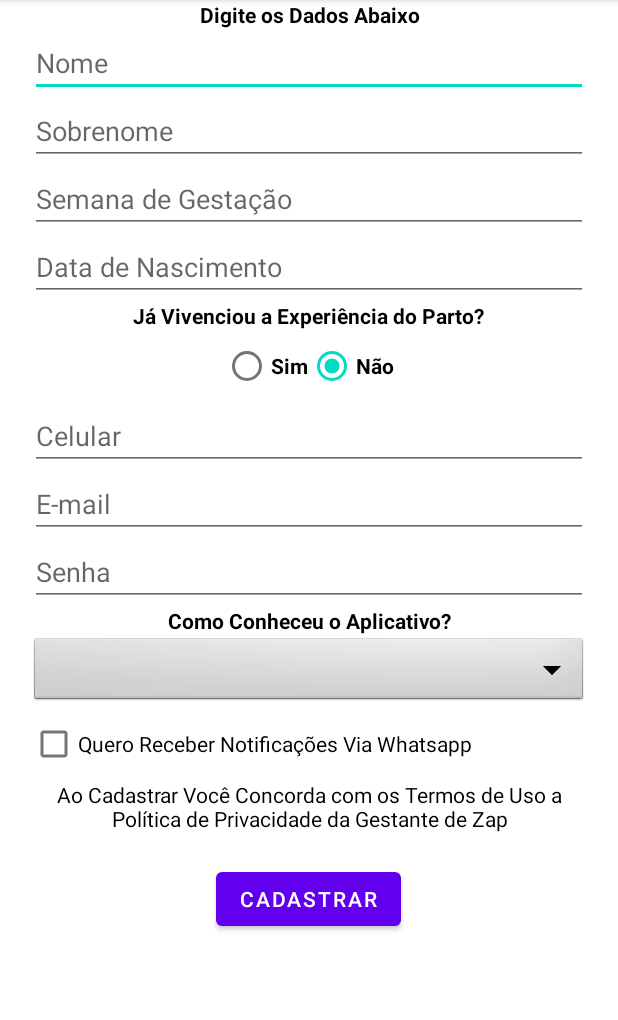
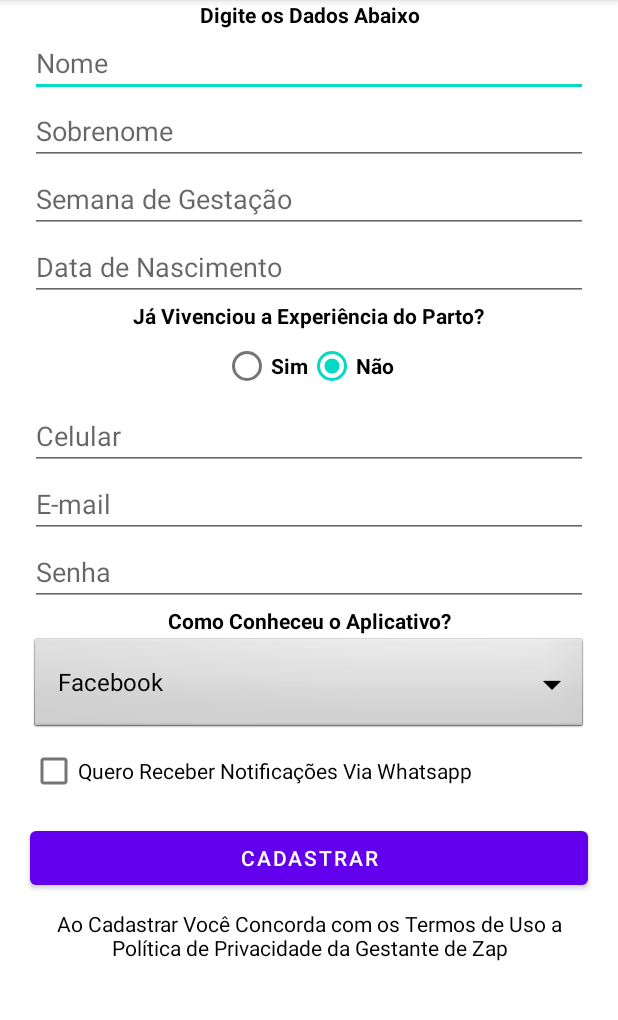
Before and after one commit to Ruan-Hasselmann/GestanteDoZap, an Android app: the Cadastro screen opened directly, with no data from a screen before it, on a phone screen of 412 x 824 dp, the part 84-1104 px from its top. Run offline under Robolectric (Android 15) with nearby library versions, the phone set to English and light mode, and no system bars.

Commit message:
Ajustes spinner tela de cadastro;

```diff
--- a/GestanteDoZap/app/src/main/java/com/example/gestantedozap/Cadastro.java
+++ b/GestanteDoZap/app/src/main/java/com/example/gestantedozap/Cadastro.java
@@ -2,7 +2,10 @@ package com.example.gestantedozap;
 
 import android.content.Intent;
 import android.view.View;
+import android.widget.ArrayAdapter;
 import android.widget.LinearLayout;
+import android.widget.Spinner;
+import android.widget.Toast;
 import androidx.appcompat.app.AppCompatActivity;
 
 import android.os.Bundle;
@@ -10,11 +13,16 @@ import android.os.Bundle;
 public class Cadastro extends AppCompatActivity {
 
     LinearLayout parto;
+    Spinner conheceu;
     @Override
     protected void onCreate(Bundle savedInstanceState) {
         super.onCreate(savedInstanceState);
         setContentView(R.layout.activity_cadastro);
         parto = findViewById(R.id.parto);
+        conheceu = (Spinner) findViewById(R.id.conheceu);
+
+        ArrayAdapter adapter = ArrayAdapter.createFromResource(this, R.array.conheceu_app, android.R.layout.simple_spinner_dropdown_item);
+        conheceu.setAdapter(adapter);
     }
 
     public void sim(View view) {
@@ -26,6 +34,10 @@ public class Cadastro extends AppCompatActivity {
     }
 
     public void cadastrar(View view) {
+        //Metodo para pegar o conteudo do spiner de como conhecer o app, para adicionar mais opções mudar no arquivo strings.xml
+        /*String conhecimento = conheceu.getSelectedItem().toString();
+        Toast.makeText(getApplicationContext(), "Metodo escolhido: " + conhecimento, Toast.LENGTH_SHORT).show();*/
+
         Intent it = new Intent(this, MainActivity.class);
         startActivity(it);
         finish();
--- a/GestanteDoZap/app/src/main/res/layout/activity_cadastro.xml
+++ b/GestanteDoZap/app/src/main/res/layout/activity_cadastro.xml
@@ -186,7 +186,7 @@
             android:textAlignment="center"/>
 
         <Spinner
-            android:id="@+id/Conheceu"
+            android:id="@+id/conheceu"
             android:layout_width="match_parent"
             android:layout_height="wrap_content"
             android:layout_marginLeft="20sp"
@@ -204,10 +204,21 @@
             android:text="Quero Receber Notificações Via Whatsapp"
             android:visibility="visible"/>
 
+        <Button
+                android:layout_width="match_parent"
+                android:layout_height="wrap_content"
+                android:layout_marginTop="10sp"
+                android:layout_marginLeft="20sp"
+                android:layout_marginRight="20sp"
+                android:layout_gravity="center_horizontal"
+                android:text="Cadastrar"
+                android:onClick="cadastrar"/>
+
         <TextView
             android:id="@+id/textView4"
             android:layout_width="match_parent"
             android:layout_height="wrap_content"
+            android:layout_marginTop="10sp"
             android:layout_marginLeft="20sp"
             android:layout_marginRight="20sp"
             android:text="Ao Cadastrar Você Concorda com os Termos de Uso a Política de Privacidade da Gestante de Zap"
@@ -215,14 +226,6 @@
             android:textColor="@color/black"
             android:gravity="center" />
 
-        <Button
-            android:layout_width="wrap_content"
-            android:layout_height="wrap_content"
-            android:layout_marginTop="20sp"
-            android:layout_gravity="center_horizontal"
-            android:text="Cadastrar"
-            android:onClick="cadastrar"/>
-
     </LinearLayout>
 
 </ScrollView>
--- a/GestanteDoZap/app/src/main/res/values/strings.xml
+++ b/GestanteDoZap/app/src/main/res/values/strings.xml
@@ -1,4 +1,10 @@
 <resources>
     <string name="app_name">GestanteDoZap</string>
     <string name="btn_add_contact"><u>Cadastrar</u></string>
+
+    <string-array name="conheceu_app">
+        <item>Facebook</item>
+        <item>Instagram</item>
+        <item>Whatsapp</item>
+    </string-array>
 </resources>
```
